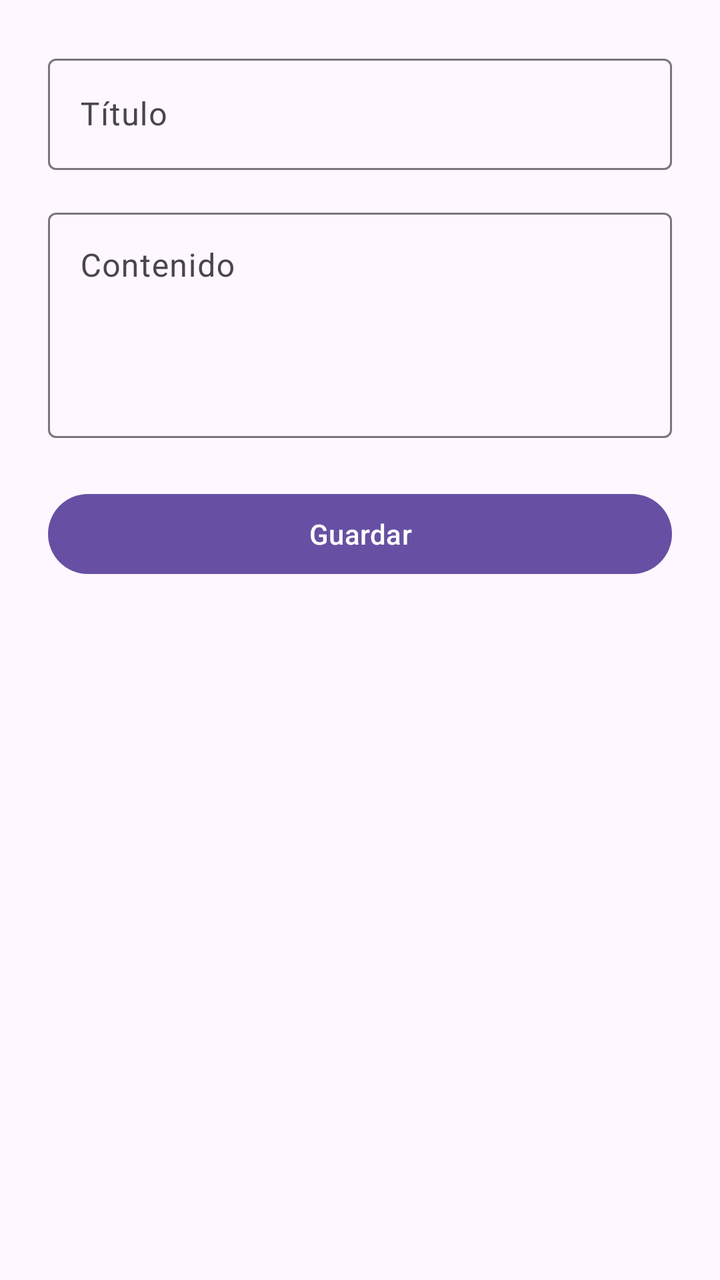
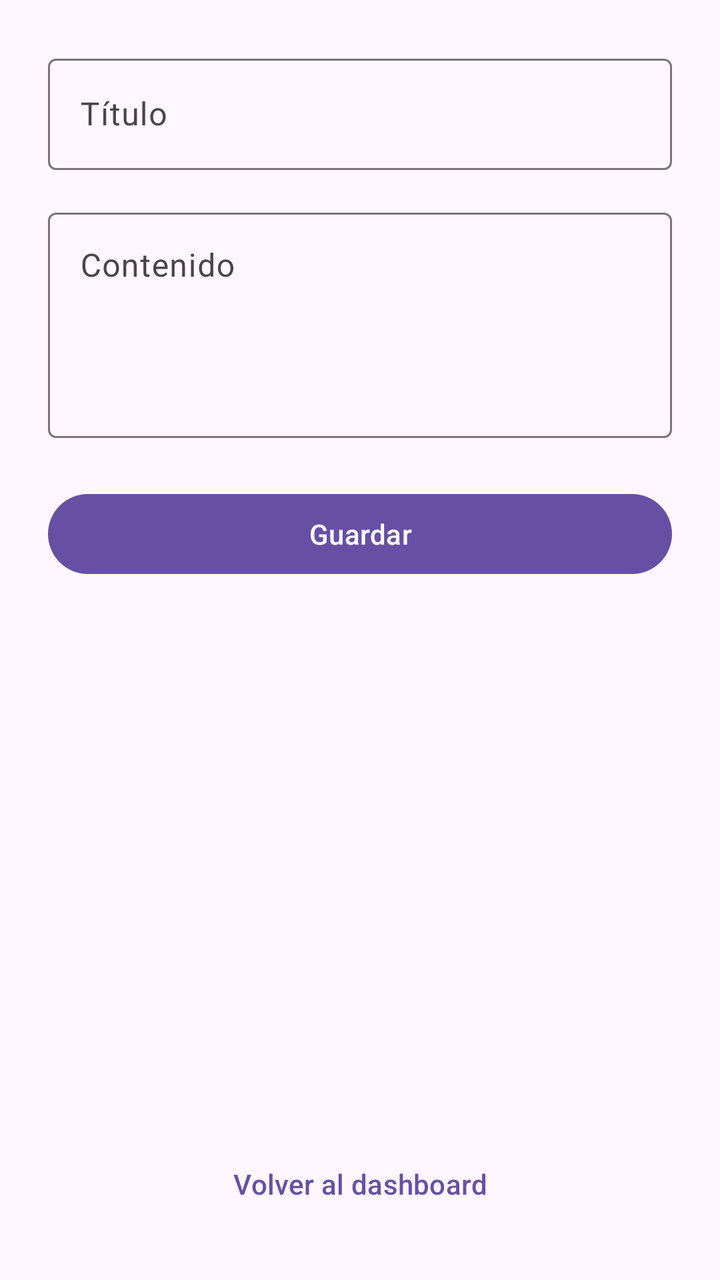

Before-and-after screenshots of an Android layout around one commit, followed by the original layout XML and the change that was made.
<!-- AndroidManifest.xml: application theme Theme.NotasApp -->
<!-- res/layout/activity_create_note.xml -->
<?xml version="1.0" encoding="utf-8"?>
<androidx.constraintlayout.widget.ConstraintLayout
    xmlns:android="http://schemas.android.com/apk/res/android"
    xmlns:app="http://schemas.android.com/apk/res-auto"
    android:layout_width="match_parent"
    android:layout_height="match_parent"
    android:padding="24dp">

    <com.google.android.material.textfield.TextInputLayout
        android:id="@+id/titleInputLayout"
        android:layout_width="match_parent"
        android:layout_height="wrap_content"
        android:hint="@string/create_title_hint"
        app:layout_constraintTop_toTopOf="parent"
        app:layout_constraintStart_toStartOf="parent"
        app:layout_constraintEnd_toEndOf="parent">

        <com.google.android.material.textfield.TextInputEditText
            android:id="@+id/titleEditText"
            android:layout_width="match_parent"
            android:layout_height="wrap_content"
            android:inputType="textCapSentences" />

    </com.google.android.material.textfield.TextInputLayout>

    <com.google.android.material.textfield.TextInputLayout
        android:id="@+id/contentInputLayout"
        android:layout_width="match_parent"
        android:layout_height="wrap_content"
        android:layout_marginTop="16dp"
        android:hint="@string/create_content_hint"
        app:layout_constraintTop_toBottomOf="@id/titleInputLayout"
        app:layout_constraintStart_toStartOf="parent"
        app:layout_constraintEnd_toEndOf="parent">

        <com.google.android.material.textfield.TextInputEditText
            android:id="@+id/contentEditText"
            android:layout_width="match_parent"
            android:layout_height="wrap_content"
            android:gravity="top"
            android:minLines="4"
            android:inputType="textMultiLine|textCapSentences" />

    </com.google.android.material.textfield.TextInputLayout>

    <com.google.android.material.button.MaterialButton
        android:id="@+id/saveButton"
        android:layout_width="match_parent"
        android:layout_height="wrap_content"
        android:layout_marginTop="24dp"
        android:text="@string/create_save_button"
        app:layout_constraintTop_toBottomOf="@id/contentInputLayout"
        app:layout_constraintStart_toStartOf="parent"
        app:layout_constraintEnd_toEndOf="parent" />

    <ProgressBar
        android:id="@+id/progressBar"
        android:layout_width="wrap_content"
        android:layout_height="wrap_content"
        android:layout_marginTop="16dp"
        android:visibility="gone"
        app:layout_constraintTop_toBottomOf="@id/saveButton"
        app:layout_constraintStart_toStartOf="parent"
        app:layout_constraintEnd_toEndOf="parent" />

</androidx.constraintlayout.widget.ConstraintLayout>
<!-- resources referenced by this layout -->
<resources>
  <string name="create_content_hint">Contenido</string>
  <string name="create_save_button">Guardar</string>
  <string name="create_title_hint">Título</string>
  <style name="Theme.NotasApp" parent="Theme.Material3.DayNight.NoActionBar" />
</resources>

<!-- the commit's change to res/layout/activity_create_note.xml (unified diff, before → after) -->
@@ -63,4 +63,14 @@
         app:layout_constraintStart_toStartOf="parent"
         app:layout_constraintEnd_toEndOf="parent" />
 
+    <com.google.android.material.button.MaterialButton
+        android:id="@+id/backButton"
+        style="@style/Widget.Material3.Button.TextButton"
+        android:layout_width="match_parent"
+        android:layout_height="wrap_content"
+        android:text="@string/common_back"
+        app:layout_constraintBottom_toBottomOf="parent"
+        app:layout_constraintStart_toStartOf="parent"
+        app:layout_constraintEnd_toEndOf="parent" />
+
 </androidx.constraintlayout.widget.ConstraintLayout>
<!-- resource entries referenced after the edit -->
@@ -1,5 +1,6 @@
 <!-- resources referenced by this layout -->
 <resources>
+  <string name="common_back">Volver al dashboard</string>
   <string name="create_content_hint">Contenido</string>
   <string name="create_save_button">Guardar</string>
   <string name="create_title_hint">Título</string>
